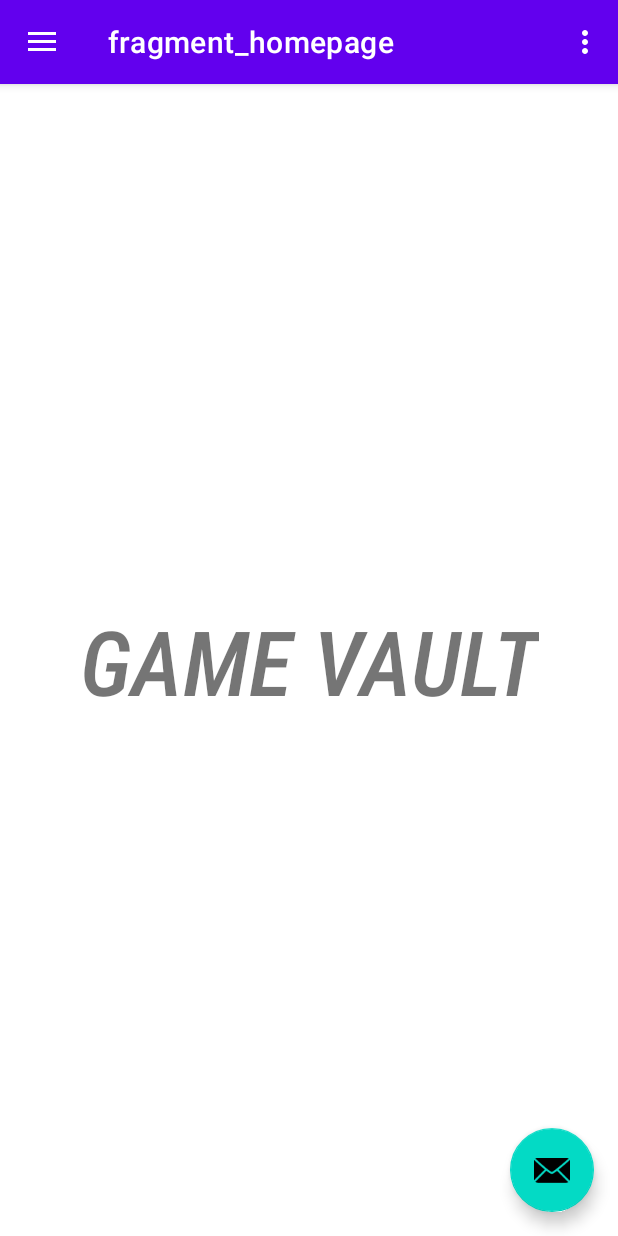
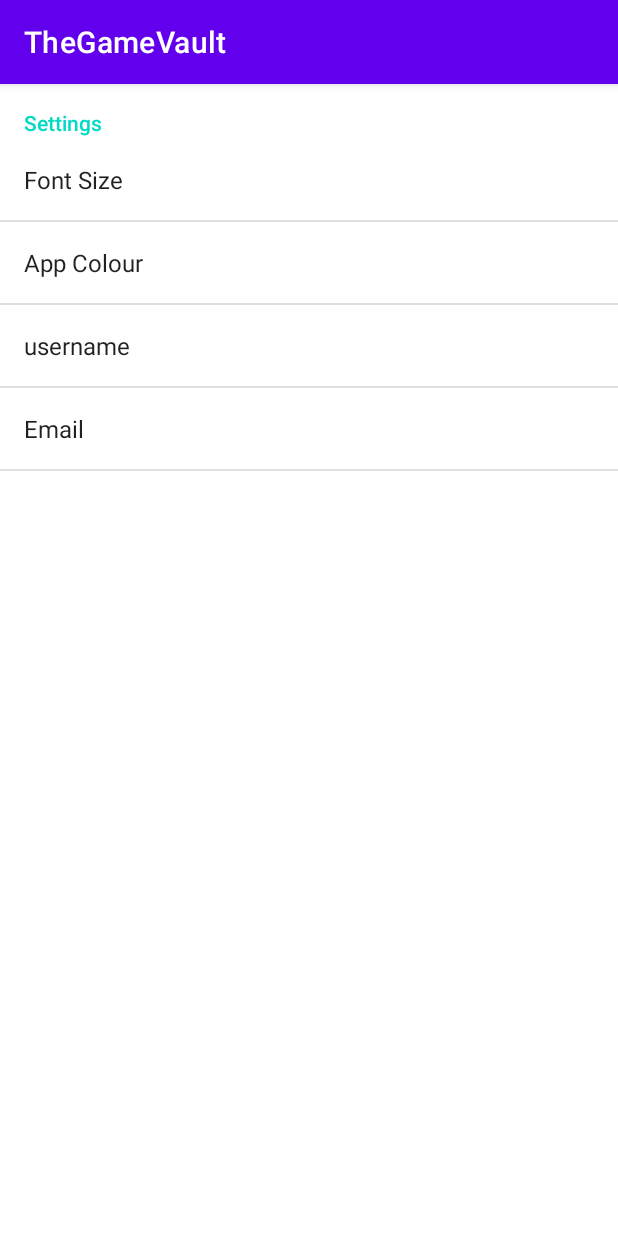
Before and after one commit to connor48236/MAD405-Android-Development3-Finial-The-Game-Vault, an Android app: the screen it shows after launch (MainActivity before the commit, SettingsActivity after it), in the options menu, after a tap on "Settings", on a phone screen of 412 x 824 dp. Run offline under Robolectric (Android 15) with nearby library versions, the phone set to English and light mode, and no system bars; our stand-ins replace navigation-ui.

Commit message:
added all the preferences

```diff
--- a/app/src/main/java/com/example/thegamevault/MainActivity.java
+++ b/app/src/main/java/com/example/thegamevault/MainActivity.java
@@ -1,13 +1,19 @@
 package com.example.thegamevault;
 
+import android.content.Intent;
+import android.content.SharedPreferences;
 import android.os.Bundle;
+import android.preference.PreferenceManager;
+import android.view.MenuItem;
 import android.view.View;
 import android.view.Menu;
+import android.widget.TextView;
 
 import com.google.android.material.floatingactionbutton.FloatingActionButton;
 import com.google.android.material.snackbar.Snackbar;
 import com.google.android.material.navigation.NavigationView;
 
+import androidx.annotation.NonNull;
 import androidx.navigation.NavController;
 import androidx.navigation.Navigation;
 import androidx.navigation.ui.AppBarConfiguration;
@@ -51,6 +57,18 @@ public class MainActivity extends AppCompatActivity {
     public boolean onCreateOptionsMenu(Menu menu) {
         // Inflate the menu; this adds items to the action bar if it is present.
         getMenuInflater().inflate(R.menu.main, menu);
+
+        //Localize the preferences
+        SharedPreferences preferences = PreferenceManager.getDefaultSharedPreferences(getApplicationContext());
+
+        //Stores the email and name entered
+        final String username = preferences.getString("user_name", "user");
+        TextView displayUserName = findViewById(R.id.userName);
+
+        final String email = preferences.getString("user_email", "email");
+        TextView displayUserEmail = findViewById(R.id.userEmail);
+
+
         return true;
     }
 
@@ -60,4 +78,15 @@ public class MainActivity extends AppCompatActivity {
         return NavigationUI.navigateUp(navController, mAppBarConfiguration)
                 || super.onSupportNavigateUp();
     }
+
+    @Override
+    public boolean onOptionsItemSelected(@NonNull MenuItem item) {
+        int id = item.getItemId();
+        if (id == R.id.action_settings){
+            Intent intent = new Intent(MainActivity.this, SettingsActivity.class);
+            startActivity(intent);
+        }
+
+        return super.onOptionsItemSelected(item);
+    }
 }
--- /dev/null
+++ b/app/src/main/java/com/example/thegamevault/SettingsActivity.java
@@ -0,0 +1,23 @@
+package com.example.thegamevault;
+
+import androidx.annotation.Nullable;
+import androidx.appcompat.app.AppCompatActivity;
+import android.os.Bundle;
+import android.preference.PreferenceFragment;
+
+public class SettingsActivity extends AppCompatActivity {
+
+    @Override
+    protected void onCreate(Bundle savedInstanceState) {
+        super.onCreate(savedInstanceState);
+        getFragmentManager().beginTransaction().replace(android.R.id.content, new PreferencesFragment()).commit();
+    }
+
+    public static class PreferencesFragment extends PreferenceFragment{
+        @Override
+        public void onCreate(@Nullable Bundle savedInstanceState) {
+            super.onCreate(savedInstanceState);
+            addPreferencesFromResource(R.xml.preferences);
+        }
+    }
+}
--- a/app/src/main/res/drawable/side_nav_bar.xml
+++ b/app/src/main/res/drawable/side_nav_bar.xml
@@ -2,7 +2,6 @@
     android:shape="rectangle">
     <gradient
         android:angle="135"
-        android:centerColor="#009688"
         android:endColor="#00695C"
         android:startColor="#4DB6AC"
         android:type="linear" />
--- /dev/null
+++ b/app/src/main/res/values/arrays.xml
@@ -0,0 +1,33 @@
+<?xml version="1.0" encoding="utf-8"?>
+<resources>
+
+    <string-array name="text_sizes_options">
+        <item>40</item>
+        <item>30</item>
+        <item>20</item>
+        <item>16</item>
+    </string-array>
+
+    <string-array name="text_sizes_values">
+        <item>40</item>
+        <item>30</item>
+        <item>20</item>
+        <item>16</item>
+    </string-array>
+
+    <string-array name="colour_options">
+        <item>Red</item>
+        <item>Blue</item>
+        <item>Yellow</item>
+        <item>Green</item>
+    </string-array>
+
+    <string-array name="colour_values">
+        <item>red_app_colour</item>
+        <item>blue_app_colour</item>
+        <item>yellow_app_colour</item>
+        <item>green_app_colour</item>
+    </string-array>
+
+
+</resources>
--- a/app/src/main/res/values/colors.xml
+++ b/app/src/main/res/values/colors.xml
@@ -7,4 +7,8 @@
     <color name="teal_700">#FF018786</color>
     <color name="black">#FF000000</color>
     <color name="white">#FFFFFFFF</color>
+    <color name="red">#F10B0B</color>
+    <color name="blue">#0D54E1</color>
+    <color name="yellow">#ECD612</color>
+    <color name="green">#3BD618</color>
 </resources>
--- a/app/src/main/res/values/strings.xml
+++ b/app/src/main/res/values/strings.xml
@@ -13,6 +13,13 @@
 
     <string name="GameVault">Game Vault</string>
 
+    //Settings text
+    <string name="settings">Settings</string>
+    <string name="font_size">Font Size</string>
+    <string name="app_colour">App Colour</string>
+    <string name="email">Email</string>
+    <string name="username">username</string>
+
 
 
 </resources>
--- a/app/src/main/res/xml/preferences.xml
+++ b/app/src/main/res/xml/preferences.xml
@@ -1,4 +1,36 @@
 <?xml version="1.0" encoding="utf-8"?>
 <PreferenceScreen xmlns:android="http://schemas.android.com/apk/res/android">
 
+    <PreferenceCategory
+        android:padding="10dp"
+        android:title="@string/settings">
+
+        <ListPreference
+            android:entries="@array/text_sizes_options"
+            android:entryValues="@array/text_sizes_values"
+            android:key="font_size"
+            android:padding="10dp"
+            android:title="@string/font_size" />
+        <ListPreference
+            android:entries="@array/colour_options"
+            android:entryValues="@array/colour_values"
+            android:key="colour_picker"
+            android:padding="10dp"
+            android:title="@string/app_colour" />
+        <EditTextPreference
+            android:key="user_name"
+            android:padding="10dp"
+            android:selectAllOnFocus="true"
+            android:singleLine="true"
+            android:title="@string/username" />
+        <EditTextPreference
+            android:key="user_email"
+            android:padding="10dp"
+            android:selectAllOnFocus="true"
+            android:singleLine="true"
+            android:title="@string/email" />
+
+
+    </PreferenceCategory>
+
 </PreferenceScreen>
```
Also changed, not shown: app/src/main/AndroidManifest.xml (+5 -3 lines), app/src/main/res/layout/activity_settings.xml (added, +10 -0 lines), app/src/main/res/layout/nav_header_main.xml (+3 -12 lines).
